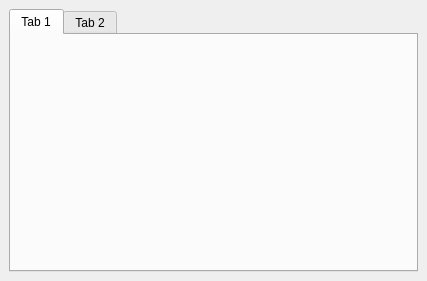
First picture: the form in src/panel/leftpanel/leftpanel.ui, repository axsapronov/QSopherim, before the edit.
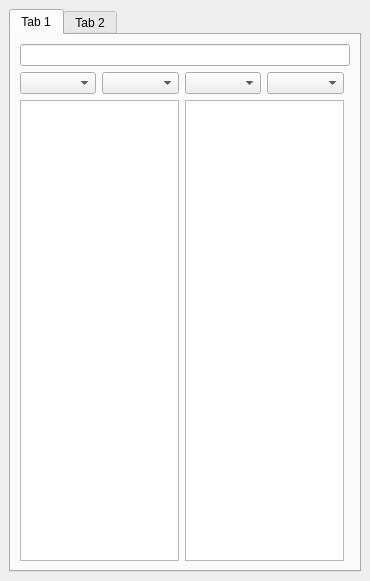
Second picture: the form after the edit.

What changed in the file:
```diff
--- a/src/panel/leftpanel/leftpanel.ui
+++ b/src/panel/leftpanel/leftpanel.ui
@@ -6,8 +6,8 @@
    <rect>
     <x>0</x>
     <y>0</y>
-    <width>427</width>
-    <height>281</height>
+    <width>370</width>
+    <height>581</height>
    </rect>
   </property>
   <property name="windowTitle">
@@ -21,6 +21,55 @@
        <attribute name="title">
         <string>Tab 1</string>
        </attribute>
+       <layout class="QGridLayout" name="gridLayout_2">
+        <item row="0" column="0" colspan="5">
+         <widget class="QLineEdit" name="LE"/>
+        </item>
+        <item row="1" column="0">
+         <widget class="QComboBox" name="comB"/>
+        </item>
+        <item row="1" column="1">
+         <widget class="QComboBox" name="comB_2"/>
+        </item>
+        <item row="1" column="2">
+         <widget class="QComboBox" name="comB_4"/>
+        </item>
+        <item row="1" column="3">
+         <widget class="QComboBox" name="comB_3"/>
+        </item>
+        <item row="2" column="0" colspan="2">
+         <widget class="QTableView" name="tableBook"/>
+        </item>
+        <item row="2" column="2" colspan="2">
+         <widget class="QTableView" name="tableChapter"/>
+        </item>
+        <item row="2" column="5">
+         <spacer name="horizontalSpacer_2">
+          <property name="orientation">
+           <enum>Qt::Horizontal</enum>
+          </property>
+          <property name="sizeHint" stdset="0">
+           <size>
+            <width>27</width>
+            <height>20</height>
+           </size>
+          </property>
+         </spacer>
+        </item>
+        <item row="0" column="5">
+         <spacer name="horizontalSpacer">
+          <property name="orientation">
+           <enum>Qt::Horizontal</enum>
+          </property>
+          <property name="sizeHint" stdset="0">
+           <size>
+            <width>24</width>
+            <height>20</height>
+           </size>
+          </property>
+         </spacer>
+        </item>
+       </layout>
       </widget>
       <widget class="QWidget" name="tab_2">
        <attribute name="title">
```
